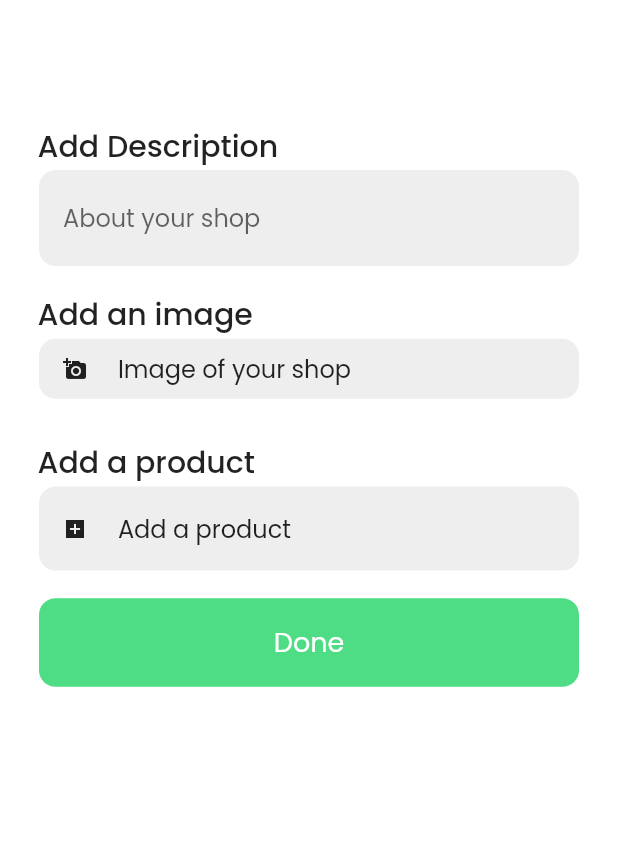
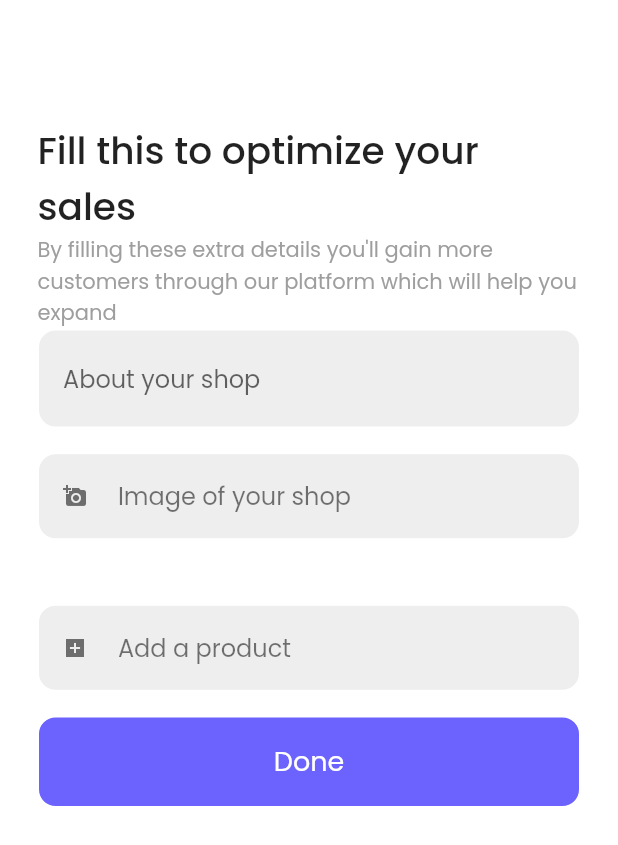
Before and after one commit to Legit-Ox/ListNGo, a Flutter app: the RegisterPageRetailers3 screen opened directly, after a tap on "Sign Up", on a phone screen of 412 x 824 dp. Shown: the top 845 px of the screen. Run offline on Flutter 3.47's test engine with Material 2 defaults, Android fonts, the phone set to English and light mode, and no system bars; our stand-ins replace cloud_firestore, email_validator, firebase_auth, firebase_core, fl_chart, flutter_svg and 7 more; missing offline and left inert: geolocator_android, geolocator_apple; accounts and stored records are empty.

Commit message:
some fixes

```diff
--- a/listngo/lib/constants.dart
+++ b/listngo/lib/constants.dart
@@ -2,4 +2,5 @@ import 'package:flutter/animation.dart';
 
 const Color secondaryGrey = Color(0xFFF8F9F8);
 const Color primaryGreen = Color(0xFF4EDD84);
+const Color primaryPurple = Color(0xFF6C63FF);
 const Color secondaryPurpleTint = Color.fromARGB(255, 207, 204, 252);
--- a/listngo/lib/models/Address.dart
+++ b/listngo/lib/models/Address.dart
@@ -1,4 +1,4 @@
-class Address {
+ class Address {
   String? name;
   String? street;
   String? isoCountryCode;
--- a/listngo/lib/screens/Retailer/register_page_retailers_3.dart
+++ b/listngo/lib/screens/Retailer/register_page_retailers_3.dart
@@ -2,7 +2,7 @@ import 'package:cloud_firestore/cloud_firestore.dart';
 import 'package:firebase_auth/firebase_auth.dart';
 import 'package:flutter/material.dart';
 import 'package:google_fonts/google_fonts.dart';
-import 'package:listngo/screens/Retailer/add_products_screen.dart';
+import 'package:listngo/screens/Retailer/register_page_retailers_4.dart';
 import 'package:listngo/utilities/customer_textfield.dart';
 
 class RegisterPageRetailers3 extends StatefulWidget {
@@ -19,14 +19,14 @@ class _RegisterPageRetailers3State extends State<RegisterPageRetailers3> {
   final _formKey = GlobalKey<FormState>();
   final _db = FirebaseFirestore.instance;
 
-  final roles = [
+  final types = [
     'Stationary',
     'General Stores',
     'Medicine',
     'Grocery Stores',
     'Others',
   ];
-  String? selectedValue1;
+  String? _selectedValue1;
   bool isRoleOthers = false;
   @override
   void dispose() {
@@ -100,15 +100,15 @@ class _RegisterPageRetailers3State extends State<RegisterPageRetailers3> {
                         dropdownColor: const Color.fromARGB(255, 161, 161, 161),
                         borderRadius: BorderRadius.circular(10),
                         isExpanded: true,
-                        value: selectedValue1,
+                        value: _selectedValue1,
                         hint: const Text('Type'),
                         onChanged: (newValue) => setState(() {
-                          selectedValue1 = newValue!;
-                          if (selectedValue1 == 'Others') {
+                          _selectedValue1 = newValue!;
+                          if (_selectedValue1 == 'Others') {
                             isRoleOthers = true;
                           }
                         }),
-                        items: roles
+                        items: types
                             .map<DropdownMenuItem<String>>((String value) =>
                                 DropdownMenuItem<String>(
                                   value: value,
@@ -157,12 +157,13 @@ class _RegisterPageRetailers3State extends State<RegisterPageRetailers3> {
                           'shopName': _shopeNameController.text.trim(),
                           'location': _locationController.text.trim(),
                           'gstNumber': _gstNumberController.text.trim(),
-                          'role': selectedValue1,
+                          'type': _selectedValue1,
                         });
                         Navigator.push(
                           context,
                           MaterialPageRoute(
-                            builder: (context) => const AddProducts(),
+                            builder: (context) =>
+                                const RegisterPageRetailers4(),
                           ),
                         );
                       } else {
--- a/listngo/lib/screens/Retailer/add_products_screen.dart
+++ b/listngo/lib/screens/Retailer/register_page_retailers_4.dart
@@ -1,21 +1,23 @@
 import 'dart:io';
 
 import 'package:cloud_firestore/cloud_firestore.dart';
+import 'package:firebase_auth/firebase_auth.dart';
 import 'package:flutter/material.dart';
 import 'package:google_fonts/google_fonts.dart';
 import 'package:image_picker/image_picker.dart';
 import 'package:listngo/constants.dart';
 import 'package:listngo/screens/Retailer/add_a_product.dart';
 import 'package:listngo/screens/Retailer/retailer_main_page.dart';
+import 'package:listngo/utilities/customer_textfield.dart';
 
-class AddProducts extends StatefulWidget {
-  const AddProducts({Key? key}) : super(key: key);
+class RegisterPageRetailers4 extends StatefulWidget {
+  const RegisterPageRetailers4({Key? key}) : super(key: key);
 
   @override
-  State<AddProducts> createState() => _AddProductsState();
+  State<RegisterPageRetailers4> createState() => _RegisterPageRetailers4State();
 }
 
-class _AddProductsState extends State<AddProducts> {
+class _RegisterPageRetailers4State extends State<RegisterPageRetailers4> {
   final _descController = TextEditingController();
   final _phoneNumberController = TextEditingController();
   final _formKey = GlobalKey<FormState>();
@@ -168,66 +170,97 @@ class _AddProductsState extends State<AddProducts> {
           child: Form(
             key: _formKey,
             child: Column(
-              mainAxisAlignment: MainAxisAlignment.start,
+              mainAxisAlignment: MainAxisAlignment.center,
               crossAxisAlignment: CrossAxisAlignment.start,
               children: [
-                SizedBox(
+                image == null
+                    ? SizedBox(
                         height: size.height * 0.1,
-                ),
+                      )
+                    : Container(),
                 Padding(
                   padding: const EdgeInsets.symmetric(horizontal: 25),
                   child: Text(
-                    'Add Description',
+                    'Fill this to optimize your sales',
                     style: GoogleFonts.poppins(
-                        fontSize: 20, fontWeight: FontWeight.w500),
+                        fontSize: 25, fontWeight: FontWeight.w500),
                   ),
                 ),
+
                 Padding(
                   padding: const EdgeInsets.symmetric(horizontal: 25),
-                  child: Container(
-                    decoration: BoxDecoration(
-                      color: Colors.grey[200],
-                      border: Border.all(color: Colors.white),
-                      borderRadius: BorderRadius.circular(12),
+                  child: Text(
+                    'By filling these extra details you\'ll gain more customers through our platform which will help you expand',
+                    style: GoogleFonts.poppins(
+                      fontSize: 14,
+                      fontWeight: FontWeight.w400,
+                      color: Colors.grey,
                     ),
-                    child: Padding(
-                      padding: const EdgeInsets.symmetric(
-                          horizontal: 16, vertical: 8),
-                      child: TextFormField(
+                  ),
+                ),
+                // Padding(
+                //   padding: const EdgeInsets.symmetric(horizontal: 25),
+                //   child: Text(
+                //     'Add Description',
+                //     style: GoogleFonts.poppins(
+                //         fontSize: 18, fontWeight: FontWeight.w500),
+                //   ),
+                // ),
+                CustomTextField(
                   validator: (value) {
                     if (value!.isEmpty) {
-                            return 'Please enter your shop name';
+                      return 'Please enter some description';
                     }
                     return null;
                   },
                   controller: _descController,
-                        minLines: 1,
-                        maxLines: 2,
-                        style: GoogleFonts.poppins(fontSize: 16),
-                        // controller: _phoneNumberController,
-                        decoration: InputDecoration(
-                          border: InputBorder.none,
                   hintText: 'About your shop',
-                          hintStyle: GoogleFonts.poppins(),
                 ),
-                      ),
-                    ),
-                  ),
-                ),
+                // Padding(
+                //   padding: const EdgeInsets.symmetric(horizontal: 25),
+                //   child: Container(
+                //     decoration: BoxDecoration(
+                //       color: Colors.grey[200],
+                //       border: Border.all(color: Colors.white),
+                //       borderRadius: BorderRadius.circular(12),
+                //     ),
+                //     child: Padding(
+                //       padding: const EdgeInsets.symmetric(
+                //           horizontal: 16, vertical: 8),
+                //       child: TextFormField(
+                //         validator: (value) {
+                //           if (value!.isEmpty) {
+                //             return 'Please enter your shop name';
+                //           }
+                //           return null;
+                //         },
+                //         controller: _descController,
+                //         minLines: 1,
+                //         maxLines: 2,
+                //         style: GoogleFonts.poppins(fontSize: 16),
+                //         // controller: _phoneNumberController,
+                //         decoration: InputDecoration(
+                //           border: InputBorder.none,
+                //           hintText: 'About your shop',
+                //           hintStyle: GoogleFonts.poppins(),
+                //         ),
+                //       ),
+                //     ),
+                //   ),
+                // ),
                 SizedBox(
                   height: size.height * 0.02,
                 ),
-                Padding(
-                  padding: const EdgeInsets.symmetric(horizontal: 25),
-                  child: Text(
-                    'Add an image',
-                    style: GoogleFonts.poppins(
-                        fontSize: 20, fontWeight: FontWeight.w500),
-                  ),
-                ),
+                // Padding(
+                //   padding: const EdgeInsets.symmetric(horizontal: 25),
+                //   child: Text(
+                //     'Add an image',
+                //     style: GoogleFonts.poppins(
+                //         fontSize: 20, fontWeight: FontWeight.w500),
+                //   ),
+                // ),
 
-                image == null
-                    ? GestureDetector(
+                GestureDetector(
                   onTap: () {
                     myAlert();
                   },
@@ -241,53 +274,20 @@ class _AddProductsState extends State<AddProducts> {
                       ),
                       child: Padding(
                         padding: const EdgeInsets.symmetric(
-                                  horizontal: 16, vertical: 8),
+                            horizontal: 16, vertical: 16),
                         child: Row(
                           children: [
-                                  const Icon(
-                                    Icons.add_a_photo,
-                                    size: 16,
-                                  ),
+                            const Icon(Icons.add_a_photo,
+                                size: 16, color: Colors.black54),
                             SizedBox(
                               width: size.width * 0.05,
                             ),
                             Text(
-                                    'Image of your shop',
-                                    style: GoogleFonts.poppins(fontSize: 16),
-                                  ),
-                                ],
-                              ),
-                            ),
-                          ),
-                        ),
-                      )
-                    : GestureDetector(
-                        onTap: () {
-                          myAlert();
-                        },
-                        child: Padding(
-                          padding: const EdgeInsets.symmetric(horizontal: 25),
-                          child: Container(
-                            decoration: BoxDecoration(
-                              color: Colors.grey[200],
-                              border: Border.all(color: Colors.white),
-                              borderRadius: BorderRadius.circular(12),
-                            ),
-                            child: Padding(
-                              padding: const EdgeInsets.symmetric(
-                                  horizontal: 16, vertical: 8),
-                              child: Row(
-                                children: [
-                                  const Icon(
-                                    Icons.add_a_photo,
-                                    size: 16,
-                                  ),
-                                  SizedBox(
-                                    width: size.width * 0.05,
-                                  ),
-                                  Text(
-                                    'Change image',
-                                    style: GoogleFonts.poppins(fontSize: 16),
+                              image == null
+                                  ? 'Image of your shop'
+                                  : 'Change the image',
+                              style: GoogleFonts.poppins(
+                                  fontSize: 16, color: Colors.black54),
                             ),
                           ],
                         ),
@@ -314,18 +314,21 @@ class _AddProductsState extends State<AddProducts> {
                           ),
                         ),
                       )
-                    : Container(),
+                    : SizedBox(
+                        height: size.height * 0.02,
+                      ),
                 SizedBox(
                   height: size.height * 0.02,
                 ),
-                Padding(
-                  padding: const EdgeInsets.symmetric(horizontal: 25),
-                  child: Text(
-                    'Add a product',
-                    style: GoogleFonts.poppins(
-                        fontSize: 20, fontWeight: FontWeight.w500),
-                  ),
-                ),
+                // Padding(
+                //   padding: const EdgeInsets.symmetric(horizontal: 25),
+                //   child: Text(
+                //     'Add a product',
+                //     style: GoogleFonts.poppins(
+                //         fontSize: 20, fontWeight: FontWeight.w500),
+                //   ),
+                // ),
+
                 GestureDetector(
                   onTap: () {
                     Navigator.push(
@@ -348,16 +351,15 @@ class _AddProductsState extends State<AddProducts> {
                             horizontal: 16, vertical: 16),
                         child: Row(
                           children: [
-                            const Icon(
-                              Icons.add_box_sharp,
-                              size: 16,
-                            ),
+                            const Icon(Icons.add_box_sharp,
+                                size: 16, color: Colors.black54),
                             SizedBox(
                               width: size.width * 0.05,
                             ),
                             Text(
                               'Add a product',
-                              style: GoogleFonts.poppins(fontSize: 16),
+                              style: GoogleFonts.poppins(
+                                  fontSize: 16, color: Colors.black54),
                             ),
                           ],
                         ),
@@ -370,12 +372,26 @@ class _AddProductsState extends State<AddProducts> {
                 ),
                 GestureDetector(
                   onTap: () {
+                    if (_formKey.currentState!.validate()) {
+                      _db
+                          .collection('Retailer')
+                          .doc(FirebaseAuth.instance.currentUser!.uid)
+                          .update({
+                        'description': _descController.text.trim(),
+                      });
                       Navigator.push(
                         context,
                         MaterialPageRoute(
                           builder: (context) => const RetailerMainPage(),
                         ),
                       );
+                    } else {
+                      ScaffoldMessenger.of(context).showSnackBar(
+                        const SnackBar(
+                          content: Text('Something went wrong'),
+                        ),
+                      );
+                    }
                   },
                   child: Padding(
                     padding: const EdgeInsets.symmetric(horizontal: 25),
@@ -384,7 +400,7 @@ class _AddProductsState extends State<AddProducts> {
                         Expanded(
                           child: Container(
                             decoration: BoxDecoration(
-                              color: primaryGreen,
+                              color: primaryPurple,
                               border: Border.all(color: Colors.white),
                               borderRadius: BorderRadius.circular(12),
                             ),
--- a/listngo/lib/utilities/customer_textfield.dart
+++ b/listngo/lib/utilities/customer_textfield.dart
@@ -13,6 +13,7 @@ class CustomTextField extends StatelessWidget {
     this.padding,
     this.obscureText,
     this.suffixIcon,
+    this.labelText,
   }) : super(key: key);
   final Function? onChanged;
   final Function? validator;
@@ -24,6 +25,7 @@ class CustomTextField extends StatelessWidget {
   final EdgeInsets? margin;
   final EdgeInsets? padding;
   final bool? obscureText;
+  final String? labelText;
 
   @override
   Widget build(BuildContext context) {
@@ -50,6 +52,8 @@ class CustomTextField extends StatelessWidget {
             controller: controller,
             style: GoogleFonts.poppins(fontSize: 16),
             decoration: InputDecoration(
+              labelText: labelText,
+              alignLabelWithHint: true,
               border: InputBorder.none,
               prefixIcon: prefixIcon,
               suffixIcon: suffixIcon,
```
Also changed, not shown: listngo/lib/screens/Customer/all_products_screen.dart (+13 -8 lines), listngo/lib/screens/Retailer/retailer_dashboard.dart (+81 -4 lines), listngo/lib/screens/Retailer/retailer_main_page.dart (+32 -2 lines), listngo/lib/widgets/user_drawer.dart (+29 -11 lines), listngo/lib/models/Retailer.dart (added). Lines whose indentation alone changed are shown as unchanged.
